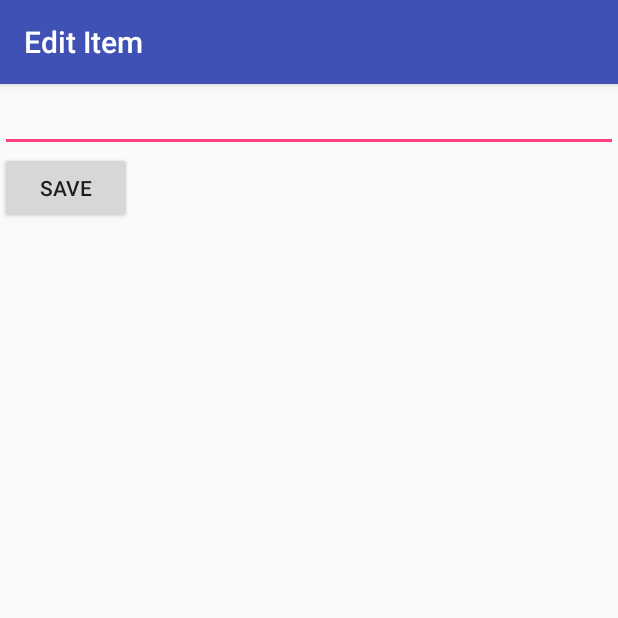
After one commit to I2304/SimpleTodo, an Android app: the EditItemActivity screen opened directly, with no data from a screen before it, on a phone screen of 412 x 824 dp, the top half of it. The commit adds this screen. Run offline under Robolectric (Android 15) with nearby library versions, the phone set to English and light mode, and no system bars.

Commit message:
Added saving ab i

```diff
--- a/app/src/main/AndroidManifest.xml
+++ b/app/src/main/AndroidManifest.xml
@@ -16,6 +16,7 @@
                 <category android:name="android.intent.category.LAUNCHER" />
             </intent-filter>
         </activity>
+        <activity android:name=".EditItemActivity"></activity>
     </application>
 
 </manifest>
--- /dev/null
+++ b/app/src/main/java/com/ikarmarkar/simpletodo/EditItemActivity.java
@@ -0,0 +1,41 @@
+package com.ikarmarkar.simpletodo;
+
+import android.content.Intent;
+import android.os.Bundle;
+import android.support.v7.app.AppCompatActivity;
+import android.view.View;
+import android.widget.EditText;
+
+import static com.ikarmarkar.simpletodo.MainActivity.ITEM_POSITION;
+import static com.ikarmarkar.simpletodo.MainActivity.ITEM_TEXT;
+
+public class EditItemActivity extends AppCompatActivity {
+    // text field that contains updated item description
+    EditText etItemText;
+    // we need to track the item's position in the list
+    int position;
+
+    @Override
+    protected void onCreate(Bundle savedInstanceState) {
+        super.onCreate(savedInstanceState);
+        setContentView(R.layout.activity_edit_item);
+        // resolve text field from layout
+        etItemText = (EditText) findViewById(R.id.etItemText);
+        // set text field's content from intent
+        etItemText.setText(getIntent().getStringExtra(ITEM_TEXT));
+        // track position of the item in the list
+        position = getIntent().getIntExtra(ITEM_POSITION, 0);
+        // set the title bar to reflect the purpose of the view
+        getSupportActionBar().setTitle("Edit Item");
+    }
+
+    public void onSaveItem(View v) {
+        // Prepare intent to pass back to MainActivity
+        Intent data = new Intent();
+        // Pass updated item text plus original position
+        data.putExtra(ITEM_TEXT, etItemText.getText().toString());
+        data.putExtra(ITEM_POSITION, position); // ints work too
+        setResult(RESULT_OK, data); // set result code and bundle data for response
+        finish(); // closes the edit activity, passes intent back to main
+    }
+}
--- /dev/null
+++ b/app/src/main/res/layout/activity_edit_item.xml
@@ -0,0 +1,31 @@
+<?xml version="1.0" encoding="utf-8"?>
+<RelativeLayout
+    xmlns:android="http://schemas.android.com/apk/res/android"
+    xmlns:app="http://schemas.android.com/apk/res-auto"
+    xmlns:tools="http://schemas.android.com/tools"
+    android:layout_width="match_parent"
+    android:layout_height="match_parent"
+    tools:context=".EditItemActivity">
+
+    <EditText
+        android:id="@+id/etItemText"
+        android:layout_width="match_parent"
+        android:layout_height="wrap_content"
+        android:layout_alignParentLeft="true"
+        android:layout_alignParentStart="true"
+        android:layout_alignParentTop="true"
+        android:ems="10"
+        android:inputType="textMultiLine"
+        android:text="Enter item description" />
+
+    <Button
+        android:id="@+id/btnSave"
+        android:layout_width="wrap_content"
+        android:layout_height="wrap_content"
+        android:layout_alignParentLeft="true"
+        android:layout_alignParentStart="true"
+        android:layout_below="@+id/etItemText"
+        android:onClick="onSaveItem"
+        android:text="Save" />
+
+</RelativeLayout>
```
Also changed, not shown: app/src/main/java/com/ikarmarkar/simpletodo/MainActivity.java (+44 -3 lines), app/src/main/res/layout/activity_main2.xml (added, +9 -0 lines).
